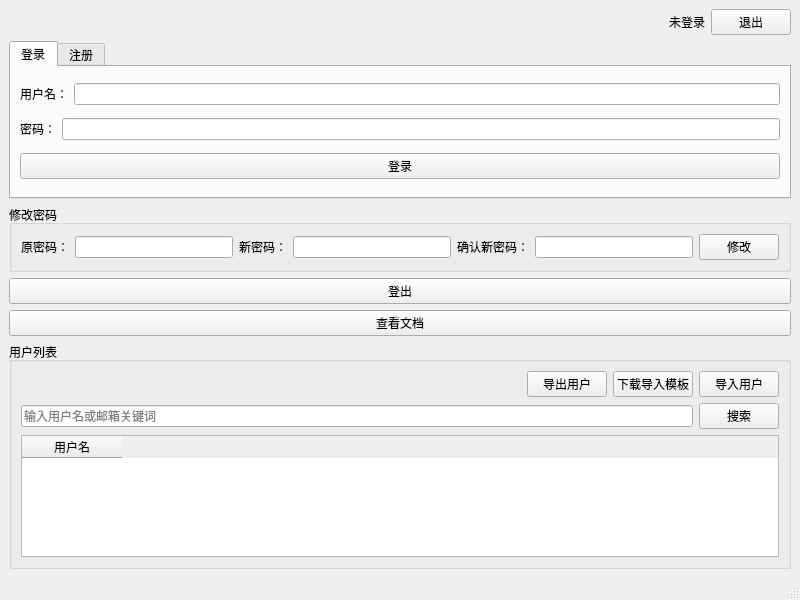
Old version of the form mainwindow.ui in the repository Yan-kaige/CPPManagementSystemWithQt.
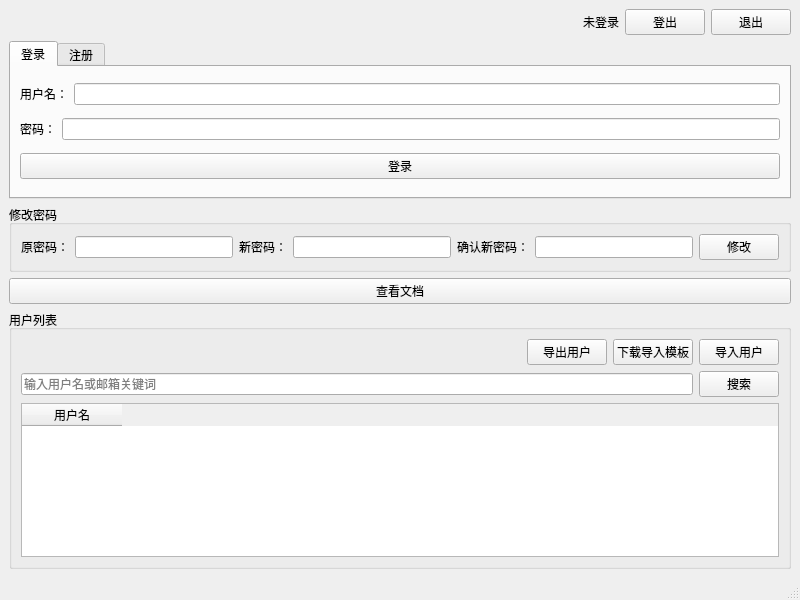
New version of the form.

Commit message: ui布局修改

```diff
--- a/mainwindow.ui
+++ b/mainwindow.ui
@@ -40,6 +40,13 @@
         </property>
        </widget>
       </item>
+      <item>
+       <widget class="QPushButton" name="btnLogout">
+        <property name="text">
+         <string>登出</string>
+        </property>
+       </widget>
+      </item>
       <item>
        <widget class="QPushButton" name="btnQuit">
         <property name="text">
@@ -241,13 +248,7 @@
       </layout>
      </widget>
     </item>
-    <item>
-     <widget class="QPushButton" name="btnLogout">
-      <property name="text">
-       <string>登出</string>
-      </property>
-     </widget>
-    </item>
+
     <item>
      <widget class="QPushButton" name="btnViewDocs">
       <property name="text">
```
The commit also changes 3 other files.
